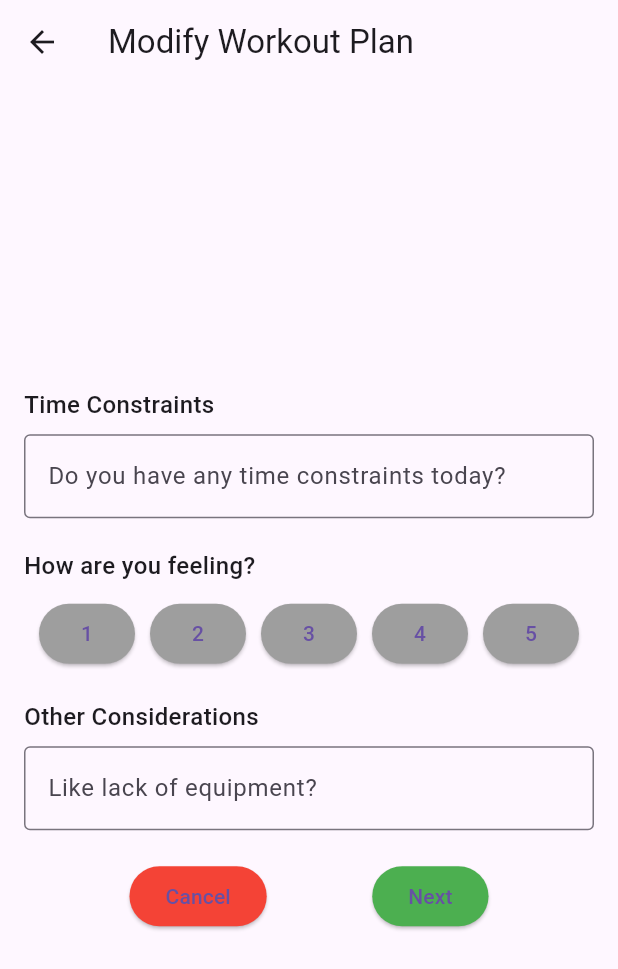
After one commit to Faonin/ai_pt, a Flutter app: the WorkoutAdaptabilityManager screen opened by its route, on a phone screen of 412 x 824 dp. The commit adds this screen. Shown: the top 969 px of the screen. Run offline on Flutter 3.47's test engine with Material 3 defaults, Android fonts, the light colour scheme and no system bars; our stand-ins replace flutter_dotenv, sqflite; accounts and stored records are empty.

Commit message:
Added mood gage, fixed a few bugs, and started working on random inttermitted encuragment

```diff
--- a/lib/src/ai_features/chat_messenger.dart
+++ b/lib/src/ai_features/chat_messenger.dart
@@ -48,12 +48,12 @@ class CustomAssistantService {
     return response;
   }
 
-  Future<Map<String, dynamic>> getActiveAnaerobicWorkout(String description) async {
+  Future<Map<String, dynamic>> getActiveAnaerobicWorkout(List<String> mood, String description) async {
     List userMessage = [
       {
         "role": "user",
         "content":
-            "Generate todays workout that keeps progressive overload based on previous exercises in mind in mind, but also recovery. User input: $description. Previous workouts: ${await TrainingLogsStorageManager().fetchItems(30)}. JSON format: {'exercises': [{'name': name of the exercises, 'sets': [{'set':'1', 'amount': 'amount of reps/time', 'unit': 'the unit, seconds/minutes/', 'dose': Use \"First-Time\" for all sets in that exercise if you don't know what weight is appropriate; or weight, or \"None\" for bodyweight exercises', 'dose_unit': 'If they weight is in kilo/meters/km or any other unit'}, {continue for as many sets as recommended}], 'description': explanation for why this exercise was chosen}]}."
+            "Generate todays workout that keeps progressive overload based on previous exercises in mind in mind, but also recovery. Current mood: ${mood[0]}, ${mood[1]}, ${mood[2]} Workout description: $description. Previous workouts: ${await TrainingLogsStorageManager().fetchItems(30)}. JSON format: {'exercises': [{'name': name of the exercises, 'sets': [{'set':'1', 'amount': 'amount of reps/time', 'unit': 'the unit, seconds/minutes/', 'dose': Use \"First-Time\" for all sets in that exercise if you don't know what weight is appropriate; or weight, or \"None\" for bodyweight exercises', 'dose_unit': 'If they weight is in kilo/meters/km or any other unit'}, {continue for as many sets as recommended}], 'description': explanation for why this exercise was chosen}]}."
       }
     ];
     String response = await talkToChatGPT(userMessage);
--- a/lib/src/app.dart
+++ b/lib/src/app.dart
@@ -2,6 +2,7 @@ import 'package:ai_pt/src/workout_creation/workout_creation_view.dart';
 import 'package:ai_pt/src/workout_view/active_workout_view.dart';
 import 'package:ai_pt/src/workout_view/active_workout_provider.dart';
 import 'package:ai_pt/src/workout_view/active_workout_settings.dart';
+import 'package:ai_pt/src/workout_overview/workout_adaptability_manager.dart';
 import 'package:flutter/material.dart';
 import 'package:provider/provider.dart';
 
@@ -45,6 +46,8 @@ class MyApp extends StatelessWidget {
                       return WorkoutOverview();
                     case DashboardDetails.routeName:
                       return const DashboardDetails();
+                    case WorkoutAdaptabilityManager.routeName:
+                      return WorkoutAdaptabilityManager();
                     case ActiveWorkoutView.routeName:
                       return const ActiveWorkoutView();
                     case ActiveWorkoutSettings.routeName:
--- a/lib/src/workout_creation/workout_creation_view.dart
+++ b/lib/src/workout_creation/workout_creation_view.dart
@@ -24,7 +24,7 @@ class WorkoutCreationViewState extends State<WorkoutCreationView> {
     },
     {
       'type': 'free_text',
-      'question': 'What is your preferred workout  (in minutes)?',
+      'question': 'What is your preferred workout time? (in minutes)?',
       'mandatory': true,
     },
     {
--- /dev/null
+++ b/lib/src/workout_overview/workout_adaptability_manager.dart
@@ -0,0 +1,141 @@
+import 'package:ai_pt/src/workout_view/active_workout_provider.dart';
+import 'package:flutter/material.dart';
+import 'package:ai_pt/src/workout_view/active_workout_view.dart';
+import 'package:provider/provider.dart';
+
+class WorkoutAdaptabilityManager extends StatefulWidget {
+  const WorkoutAdaptabilityManager({super.key});
+
+  static const routeName = '/workout_adaptability_manager';
+
+  @override
+  WorkoutAdaptabilityManagerState createState() => WorkoutAdaptabilityManagerState();
+}
+
+class WorkoutAdaptabilityManagerState extends State<WorkoutAdaptabilityManager> {
+  final TextEditingController _timeConstraintsController = TextEditingController();
+  final TextEditingController _otherConsiderationsController = TextEditingController();
+  int? _moodRating;
+
+  @override
+  Widget build(BuildContext context) {
+    return Scaffold(
+      appBar: AppBar(
+        title: const Text('Modify Workout Plan', textAlign: TextAlign.center),
+      ),
+      body: Center(
+        child: SingleChildScrollView(
+          padding: const EdgeInsets.all(16.0),
+          child: Column(
+            mainAxisAlignment: MainAxisAlignment.center, // Center vertically
+            crossAxisAlignment: CrossAxisAlignment.center, // Center horizontally
+            children: [
+              // Time Constraints text and field
+              Align(
+                alignment: Alignment.centerLeft,
+                child: Text(
+                  'Time Constraints',
+                  style: TextStyle(fontSize: 16, fontWeight: FontWeight.w500),
+                ),
+              ),
+              const SizedBox(height: 8),
+              TextField(
+                controller: _timeConstraintsController,
+                decoration: const InputDecoration(
+                  hintText: 'Do you have any time constraints today?',
+                  border: OutlineInputBorder(),
+                ),
+              ),
+              const SizedBox(height: 20),
+              Align(
+                alignment: Alignment.centerLeft,
+                child: const Text(
+                  'How are you feeling?',
+                  style: TextStyle(fontSize: 16, fontWeight: FontWeight.w500),
+                ),
+              ),
+              const SizedBox(height: 10),
+              Row(
+                mainAxisAlignment: MainAxisAlignment.spaceEvenly,
+                children: List.generate(5, (index) {
+                  int rating = index + 1;
+                  return ElevatedButton(
+                    onPressed: () {
+                      setState(() {
+                        _moodRating = rating;
+                      });
+                    },
+                    style: ElevatedButton.styleFrom(
+                      backgroundColor: _moodRating == rating ? Colors.blue : Colors.grey,
+                    ),
+                    child: Text('$rating'),
+                  );
+                }),
+              ),
+              const SizedBox(height: 20),
+              // Other Considerations text and field
+              Align(
+                alignment: Alignment.centerLeft,
+                child: Text(
+                  'Other Considerations',
+                  style: TextStyle(fontSize: 16, fontWeight: FontWeight.w500),
+                ),
+              ),
+              const SizedBox(height: 8),
+              TextField(
+                controller: _otherConsiderationsController,
+                decoration: const InputDecoration(
+                  hintText: 'Like lack of equipment?',
+                  border: OutlineInputBorder(),
+                ),
+              ),
+              const SizedBox(height: 20),
+              Row(
+                mainAxisAlignment: MainAxisAlignment.spaceEvenly,
+                children: [
+                  ElevatedButton(
+                    onPressed: () {
+                      Navigator.of(context).pop();
+                    },
+                    style: ElevatedButton.styleFrom(
+                      backgroundColor: Colors.red,
+                    ),
+                    child: const Text('Cancel'),
+                  ),
+                  ElevatedButton(
+                    onPressed: () {
+                      context.read<ActiveWorkoutProvider>().setFlex([
+                        'Time Constraints: ${_timeConstraintsController.text}',
+                        'Mood Rating: $_moodRating',
+                        'Other Considerations: ${_otherConsiderationsController.text}',
+                      ]);
+
+                      if (_moodRating == null) {
+                        ScaffoldMessenger.of(context).showSnackBar(
+                          const SnackBar(content: Text("Please fill in how your feeling.")),
+                        );
+                        return;
+                      }
+                      Navigator.pushNamed(context, ActiveWorkoutView.routeName);
+                    },
+                    style: ElevatedButton.styleFrom(
+                      backgroundColor: Colors.green,
+                    ),
+                    child: const Text('Next'),
+                  ),
+                ],
+              ),
+            ],
+          ),
+        ),
+      ),
+    );
+  }
+
+  @override
+  void dispose() {
+    _timeConstraintsController.dispose();
+    _otherConsiderationsController.dispose();
+    super.dispose();
+  }
+}
--- a/lib/src/workout_overview/workout_overview.dart
+++ b/lib/src/workout_overview/workout_overview.dart
@@ -1,7 +1,8 @@
 import 'package:ai_pt/src/storage_manager/workout_storage.dart';
 import 'package:ai_pt/src/workout_creation/workout_creation_view.dart';
+import 'package:ai_pt/src/workout_overview/workout_adaptability_manager.dart';
+import 'package:ai_pt/src/workout_view/active_workout_provider.dart';
 import 'package:ai_pt/src/workout_view/active_workout_view.dart';
-import 'package:ai_pt/src/workout_view/active_workout_provider.dart';
 import 'package:flutter/material.dart';
 import 'package:provider/provider.dart';
 
@@ -79,7 +80,7 @@ class WorkoutOverview extends StatelessWidget {
                               ),
                               onTap: () {
                                 String currentWorkout = context.read<ActiveWorkoutProvider>().currentWorkout;
-                                if (currentWorkout != workout['name']! && currentWorkout != 'No workout selected') {
+                                if (currentWorkout != workout['name']!) {
                                   showDialog(
                                     context: context,
                                     builder: (context) => AlertDialog(
@@ -97,16 +98,18 @@ class WorkoutOverview extends StatelessWidget {
                                             context.read<ActiveWorkoutProvider>().setCurrentWorkout(workout['name']!);
                                             context.read<ActiveWorkoutProvider>().setCurrentWorkoutType(workout['type']!);
                                             Navigator.of(context).pop();
-                                            Navigator.restorablePushNamed(context, ActiveWorkoutView.routeName);
+                                            Navigator.restorablePushNamed(context, WorkoutAdaptabilityManager.routeName);
                                           },
                                           child: const Text('Switch'),
                                         ),
                                       ],
                                     ),
                                   );
-                                } else {
+                                } else if (currentWorkout != 'No workout selected') {
                                   context.read<ActiveWorkoutProvider>().setCurrentWorkout(workout['name']!);
                                   context.read<ActiveWorkoutProvider>().setCurrentWorkoutType(workout['type']!);
+                                  Navigator.restorablePushNamed(context, WorkoutAdaptabilityManager.routeName);
+                                } else {
                                   Navigator.restorablePushNamed(context, ActiveWorkoutView.routeName);
                                 }
                               },
--- a/lib/src/workout_view/active_workout_provider.dart
+++ b/lib/src/workout_view/active_workout_provider.dart
@@ -8,6 +8,7 @@ import 'package:ai_pt/src/ai_features/chat_messenger.dart';
 class ActiveWorkoutProvider extends ChangeNotifier {
   String _currentWorkoutName = 'No workout selected';
   String _currentWorkoutType = 'No workout type selected';
+  List<String> _currentWorkoutFlex = ['No workout selected', 'No workout type selected'];
   final assistantService = CustomAssistantService();
   late Map<String, dynamic> _currentExerciseDetails = {};
   late Map<String, dynamic> _currentUserExerciseInput = {};
@@ -18,14 +19,24 @@ class ActiveWorkoutProvider extends ChangeNotifier {
     notifyListeners();
   }
 
+  setFlex(List<String> flex) {
+    _currentWorkoutFlex = flex;
+  }
+
   void setCurrentWorkoutType(String workoutType) {
     _currentWorkoutType = workoutType;
     notifyListeners();
   }
 
-  String get currentWorkout => _currentWorkoutName;
   String get currentWorkoutType => _currentWorkoutType;
   Map<String, dynamic> get currentUserExerciseInput => _currentUserExerciseInput;
+
+  String get currentWorkout {
+    if (DateTime.now().difference(_lastGeneratedWorkoutDetails[1]).inHours < 6) {
+      _currentWorkoutName = 'No workout selected';
+    }
+    return _currentWorkoutName;
+  }
 
   Future<Map<String, dynamic>> get workoutDetails async {
     if (_currentWorkoutName == 'No workout selected') {
@@ -41,7 +52,7 @@ class ActiveWorkoutProvider extends ChangeNotifier {
         workoutDetails["name"] != _lastGeneratedWorkoutDetails[0] ||
         DateTime.now().difference(_lastGeneratedWorkoutDetails[1]).inHours >= 6) {
       _lastGeneratedWorkoutDetails = [workoutDetails["name"], DateTime.now()];
-      _currentExerciseDetails = await assistantService.getActiveAnaerobicWorkout(workoutDetails['description']);
+      _currentExerciseDetails = await assistantService.getActiveAnaerobicWorkout(_currentWorkoutFlex, workoutDetails['description']);
       createCurrentUserWorkout(_currentExerciseDetails);
     }
     return _currentExerciseDetails;
```
Also changed, not shown: lib/src/workout_view/active_workout_view.dart (+37 -4 lines).
